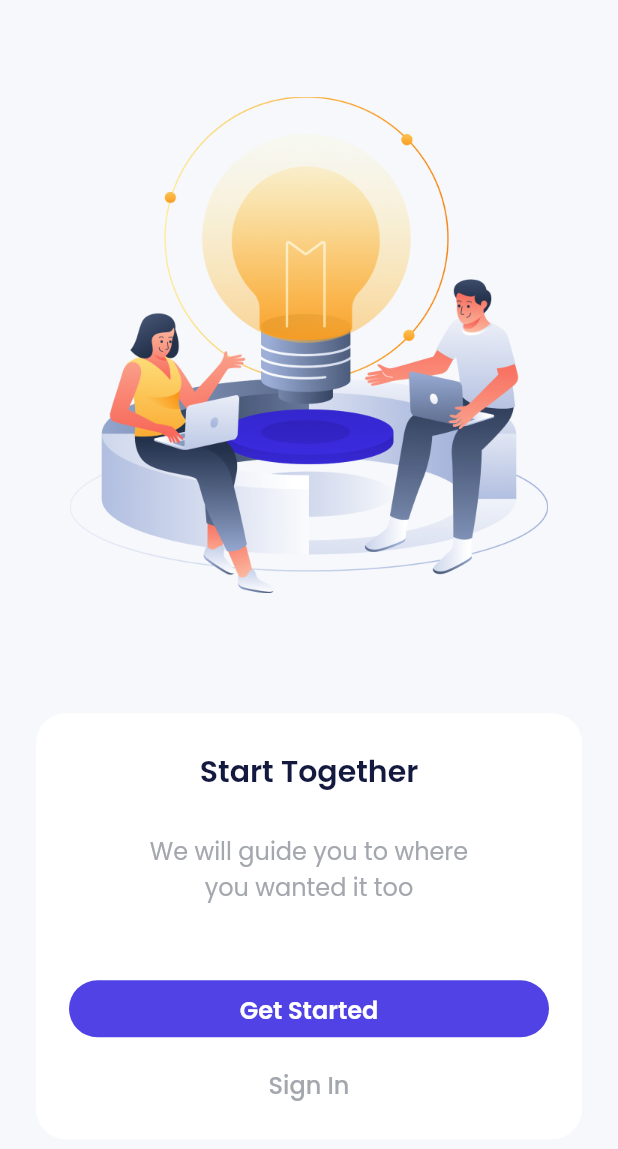
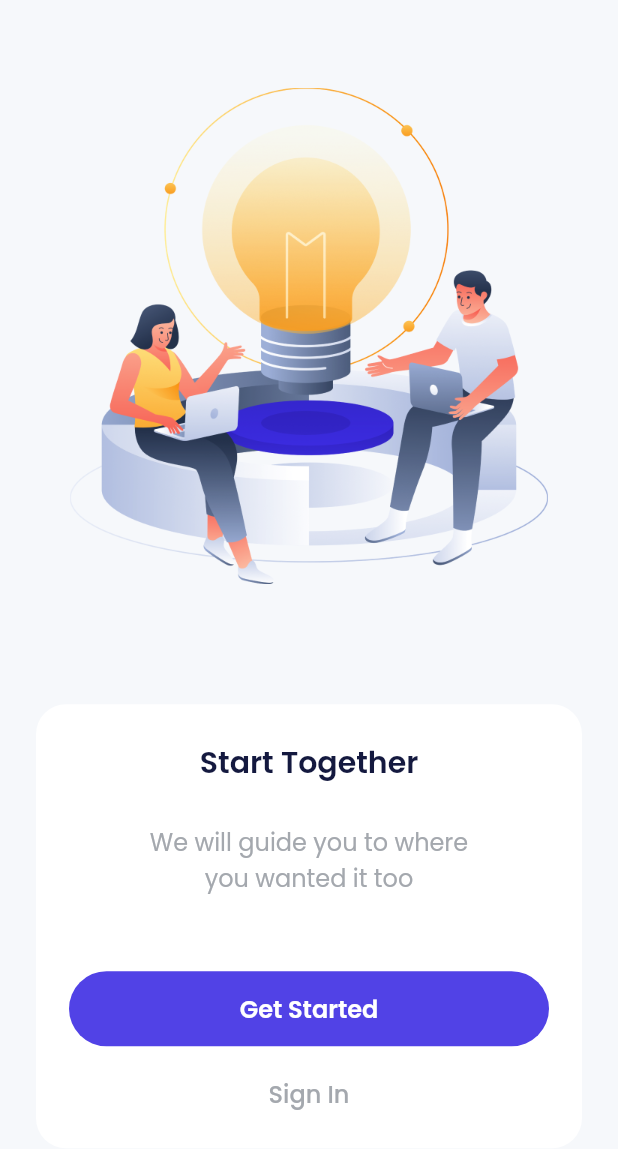
Before and after one commit to syaifudinm149/bank_sha, a Flutter app: the screen it shows after launch, swiped to page 3, on a phone screen of 412 x 824 dp. Shown: the top 1149 px of the screen. Run offline on Flutter 3.47's test engine with Material 2 defaults, Android fonts, the phone set to English and light mode, and no system bars; drawn by our look-alikes of carousel_slider; our stand-ins replace google_fonts.

Commit message:
slicing custom widget part 1

```diff
--- a/lib/ui/pages/onboarding_page.dart
+++ b/lib/ui/pages/onboarding_page.dart
@@ -1,5 +1,6 @@
 import 'package:bank_sha/shared/theme.dart';
 import 'package:bank_sha/ui/pages/sign_in_page.dart';
+import 'package:bank_sha/ui/widgets/buttons.dart';
 import 'package:carousel_slider/carousel_slider.dart';
 import 'package:flutter/material.dart';
 
@@ -100,27 +101,9 @@ class _OnboardingPageState extends State<OnboardingPage> {
                     currentIndex == 2
                         ? Column(
                             children: [
-                              SizedBox(
-                                width: double.infinity,
-                                height: currentIndex == 2 ? 38 : 50,
-                                child: TextButton(
-                                  onPressed: () {
-                                    carouselController.nextPage();
-                                  },
-                                  style: TextButton.styleFrom(
-                                    backgroundColor: purpleColor,
-                                    shape: RoundedRectangleBorder(
-                                      borderRadius: BorderRadius.circular(56),
-                                    ),
-                                  ),
-                                  child: Text(
-                                    'Get Started',
-                                    style: whiteTextStyle.copyWith(
-                                      fontSize: 16,
-                                      fontWeight: semiBold,
-                                    ),
-                                  ),
-                                ),
+                              CustomFilledButton(
+                                title: 'Get Started',
+                                onPressed: () {},
                               ),
                               const SizedBox(
                                 height: 20,
--- /dev/null
+++ b/lib/ui/widgets/buttons.dart
@@ -0,0 +1,43 @@
+import 'package:bank_sha/shared/theme.dart';
+import 'package:flutter/material.dart';
+
+class CustomFilledButton extends StatelessWidget {
+  final String title;
+  final double width;
+  final double height;
+  final VoidCallback? onPressed;
+
+  const CustomFilledButton({
+    Key? key,
+    required this.title,
+    this.width = double.infinity,
+    this.height = 50,
+    this.onPressed,
+  }) : super(key: key);
+
+  @override
+  Widget build(BuildContext context) {
+    return SizedBox(
+      width: double.infinity,
+      height: 50,
+      child: TextButton(
+        onPressed: () {
+          onPressed;
+        },
+        style: TextButton.styleFrom(
+          backgroundColor: purpleColor,
+          shape: RoundedRectangleBorder(
+            borderRadius: BorderRadius.circular(56),
+          ),
+        ),
+        child: Text(
+          title,
+          style: whiteTextStyle.copyWith(
+            fontSize: 16,
+            fontWeight: semiBold,
+          ),
+        ),
+      ),
+    );
+  }
+}
```
